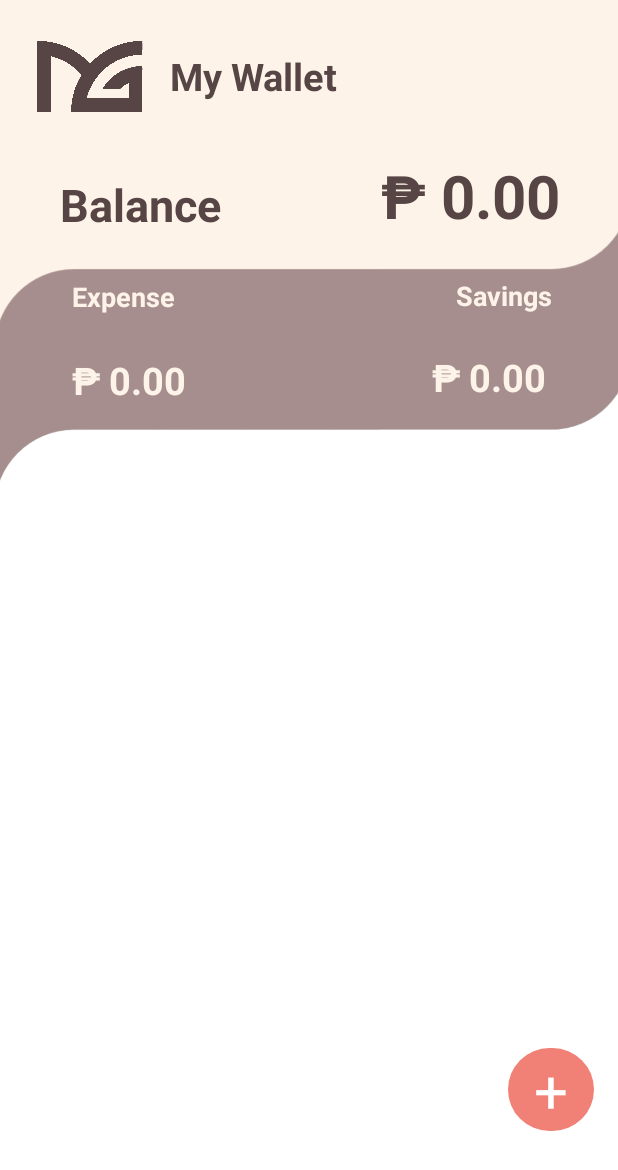
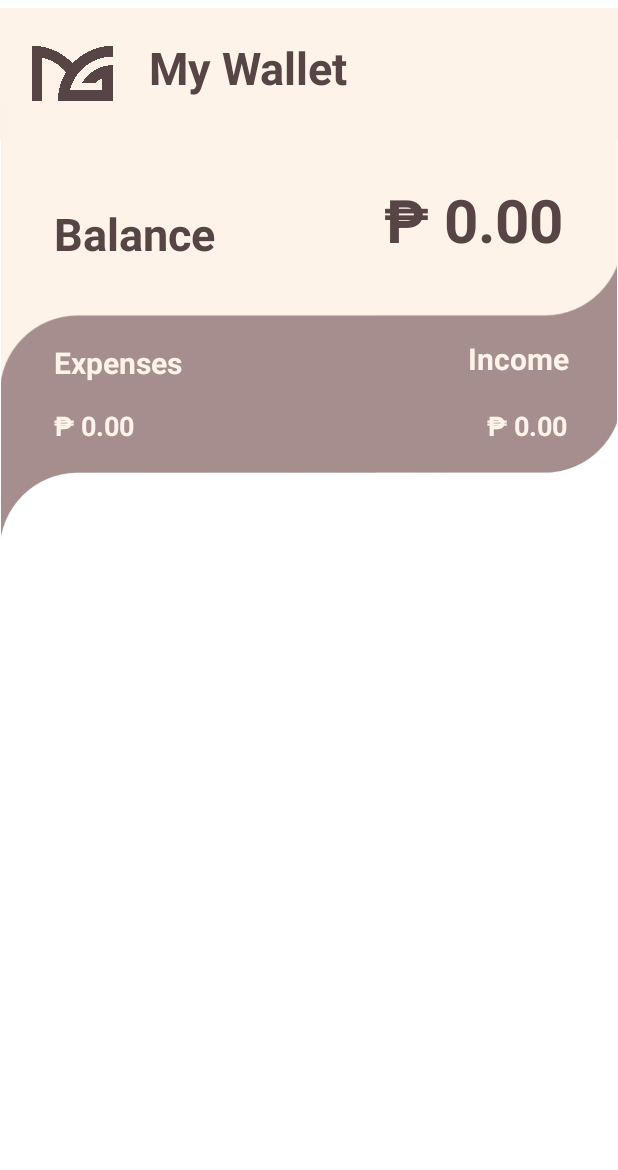
Before and after one commit to SeanMegusean/MoneyGer-on-progress, an Android app: the layout fragment_wallet.xml on its own in the app's theme, with its tools: preview values and no code run, on a phone screen of 412 x 824 dp. Shown: the top 1170 px of the screen. Run offline under Robolectric (Android 15) with nearby library versions, the phone set to English and light mode, and no system bars.

Commit message:
yung sa recycle view

```diff
--- a/app/src/main/res/layout/fragment_wallet.xml
+++ b/app/src/main/res/layout/fragment_wallet.xml
@@ -8,188 +8,207 @@
     tools:context=".Activities.Wallet">
 
     <androidx.constraintlayout.widget.ConstraintLayout
-        android:id="@+id/dashboard"
         android:layout_width="match_parent"
-        android:layout_height="249dp"
-        android:layout_marginTop="100dp"
-        android:layout_marginBottom="419dp">
+        android:layout_height="match_parent">
+
+        <ImageView
+            android:id="@+id/imageView8"
+            android:layout_width="416dp"
+            android:layout_height="99dp"
+            android:src="@drawable/extension"
+            app:layout_constraintEnd_toEndOf="parent"
+            app:layout_constraintStart_toStartOf="parent"
+            app:layout_constraintTop_toTopOf="parent" />
+
+        <ImageView
+            android:id="@+id/imageView7"
+            android:layout_width="412sp"
+            android:layout_height="309sp"
+            android:layout_marginStart="8sp"
+            android:layout_marginTop="68dp"
+            android:src="@drawable/wallet_something"
+            app:layout_constraintDimensionRatio="1:1"
+            app:layout_constraintEnd_toStartOf="@+id/endvguideline"
+            app:layout_constraintHorizontal_bias="0.6"
+            app:layout_constraintStart_toStartOf="@+id/startvguideline"
+            app:layout_constraintTop_toTopOf="@+id/starthguideline" />
+
+        <androidx.constraintlayout.widget.Guideline
+            android:id="@+id/startvguideline"
+            android:layout_width="wrap_content"
+            android:layout_height="wrap_content"
+            android:orientation="vertical"
+            app:layout_constraintGuide_percent="0.05" />
+
+        <androidx.constraintlayout.widget.Guideline
+            android:id="@+id/endvguideline"
+            android:layout_width="wrap_content"
+            android:layout_height="wrap_content"
+            android:orientation="vertical"
+            app:layout_constraintGuide_percent="0.95" />
+
+        <androidx.constraintlayout.widget.Guideline
+            android:id="@+id/starthguideline"
+            android:layout_width="wrap_content"
+            android:layout_height="wrap_content"
+            android:orientation="horizontal"
+            app:layout_constraintGuide_percent="0.0" />
+
+        <androidx.constraintlayout.widget.Guideline
+            android:id="@+id/endhguideline"
+            android:layout_width="wrap_content"
+            android:layout_height="wrap_content"
+            android:orientation="horizontal"
+            app:layout_constraintGuide_percent="0.975" />
 
         <ImageView
             android:id="@+id/imageView9"
-            android:layout_width="478sp"
-            android:layout_height="316sp"
-            android:src="@drawable/wallet_something"
-            app:layout_constraintBottom_toBottomOf="parent"
-            app:layout_constraintEnd_toEndOf="parent"
-            app:layout_constraintStart_toStartOf="parent" />
+            android:layout_width="55dp"
+            android:layout_height="0dp"
+            android:layout_marginTop="4dp"
+            android:src="@drawable/logo"
+            app:layout_constraintDimensionRatio="1:1"
+            app:layout_constraintEnd_toStartOf="@id/textView6"
+            app:layout_constraintHorizontal_bias="0.0"
+            app:layout_constraintStart_toEndOf="@id/startvguideline"
+            app:layout_constraintTop_toBottomOf="@id/border" />
 
         <TextView
-            android:id="@+id/textView7"
+            android:id="@+id/textView6"
             android:layout_width="wrap_content"
             android:layout_height="wrap_content"
-            android:layout_marginStart="40dp"
-            android:text="Balance"
+            android:layout_marginTop="8dp"
+            android:layout_marginEnd="144dp"
             android:textColor="@color/brown"
+            android:autoSizeMaxTextSize="1000dp"
+            android:autoSizeMinTextSize="44dp"
+            android:text="My Wallet"
             android:textSize="30sp"
             android:textStyle="bold"
-            app:layout_constraintBottom_toBottomOf="parent"
+
+            app:layout_constraintBottom_toTopOf="@+id/imageView7"
+            app:layout_constraintEnd_toEndOf="@id/endvguideline"
+            app:layout_constraintHorizontal_bias="0.836"
+            app:layout_constraintStart_toEndOf="@id/startvguideline"
+            app:layout_constraintTop_toBottomOf="@id/border"
+            app:layout_constraintVertical_bias="0.0" />
+
+        <androidx.constraintlayout.widget.Guideline
+            android:id="@+id/border"
+            android:layout_width="wrap_content"
+            android:layout_height="wrap_content"
+            android:orientation="horizontal"
+            app:layout_constraintGuide_percent="0.02" />
+
+        <androidx.constraintlayout.widget.ConstraintLayout
+            android:layout_width="371dp"
+            android:layout_height="696dp"
+            app:layout_constraintBottom_toBottomOf="@+id/imageView7"
+            app:layout_constraintEnd_toStartOf="@+id/endvguideline"
+            app:layout_constraintHorizontal_bias="1.0"
+            app:layout_constraintStart_toStartOf="@+id/startvguideline"
+            app:layout_constraintTop_toBottomOf="@+id/imageView8"
+            app:layout_constraintVertical_bias="0.0">
+
+            <TextView
+                android:id="@+id/textView13"
+                android:layout_width="wrap_content"
+                android:layout_height="wrap_content"
+                android:layout_marginTop="52dp"
+                android:layout_marginEnd="12dp"
+                android:text="Income"
+                android:textColor="@color/yellowhite"
+                android:textSize="20sp"
+                android:textStyle="bold"
+                app:layout_constraintEnd_toEndOf="parent"
+                app:layout_constraintTop_toBottomOf="@+id/textView9" />
+
+            <TextView
+                android:id="@+id/textView12"
+                android:layout_width="wrap_content"
+                android:layout_height="wrap_content"
+                android:layout_marginTop="16dp"
+                android:text="₱ 0.00"
+                android:textColor="@color/yellowhite"
+                android:textSize="18sp"
+                android:textStyle="bold"
+                app:layout_constraintBottom_toTopOf="@+id/guideline9"
+                app:layout_constraintEnd_toEndOf="parent"
+                app:layout_constraintHorizontal_bias="0.958"
                 app:layout_constraintStart_toStartOf="parent"
-            app:layout_constraintTop_toTopOf="parent"
-            app:layout_constraintVertical_bias="0.076" />
+                app:layout_constraintTop_toBottomOf="@+id/textView13"
+                app:layout_constraintVertical_bias="0.096" />
+
+            <TextView
+                android:id="@+id/textView9"
+                android:layout_width="wrap_content"
+                android:layout_height="wrap_content"
+                android:layout_marginTop="20dp"
+                android:text="₱ 0.00"
+                android:textColor="@color/brown"
+                android:textSize="40dp"
+                android:textStyle="bold"
+                app:layout_constraintEnd_toEndOf="parent"
+                app:layout_constraintHorizontal_bias="0.874"
+                app:layout_constraintStart_toEndOf="@+id/textView8"
+                app:layout_constraintTop_toTopOf="parent" />
 
             <TextView
                 android:id="@+id/textView8"
                 android:layout_width="wrap_content"
                 android:layout_height="wrap_content"
-            android:layout_marginBottom="192dp"
-            android:text="₱ 0.00"
+                android:layout_marginTop="36dp"
+                android:text="Balance"
                 android:textColor="@color/brown"
-            android:textSize="40sp"
+                android:textSize="30dp"
                 android:textStyle="bold"
-            app:layout_constraintBottom_toBottomOf="@+id/imageView9"
                 app:layout_constraintEnd_toEndOf="parent"
-            app:layout_constraintHorizontal_bias="0.734"
-            app:layout_constraintStart_toEndOf="@+id/textView7"
-            app:layout_constraintTop_toTopOf="parent"
-            app:layout_constraintVertical_bias="1.0" />
+                app:layout_constraintHorizontal_bias="0.06"
+                app:layout_constraintStart_toStartOf="parent"
+                app:layout_constraintTop_toTopOf="parent" />
 
             <TextView
-            android:id="@+id/textView9"
+                android:id="@+id/textView11"
                 android:layout_width="wrap_content"
                 android:layout_height="wrap_content"
-            android:layout_marginStart="48dp"
-            android:layout_marginTop="28dp"
-            android:text="Expense"
+                android:layout_marginStart="16dp"
+                android:layout_marginTop="16dp"
+                android:text="₱ 0.00"
                 android:textColor="@color/yellowhite"
                 android:textSize="18sp"
                 android:textStyle="bold"
-            app:layout_constraintBottom_toBottomOf="parent"
+                app:layout_constraintBottom_toTopOf="@+id/guideline9"
+                app:layout_constraintEnd_toStartOf="@+id/textView12"
+                app:layout_constraintHorizontal_bias="0.0"
                 app:layout_constraintStart_toStartOf="parent"
-            app:layout_constraintTop_toBottomOf="@+id/textView7"
-            app:layout_constraintVertical_bias="0.007" />
+                app:layout_constraintTop_toBottomOf="@+id/textView10"
+                app:layout_constraintVertical_bias="0.0" />
 
             <TextView
                 android:id="@+id/textView10"
                 android:layout_width="wrap_content"
                 android:layout_height="wrap_content"
-            android:layout_marginBottom="140dp"
-            android:text="Savings"
+                android:layout_marginStart="16dp"
+                android:layout_marginTop="52dp"
+                android:text="Expenses"
                 android:textColor="@color/yellowhite"
-            android:textSize="18sp"
+                android:textSize="20sp"
                 android:textStyle="bold"
-            app:layout_constraintBottom_toBottomOf="@+id/imageView9"
-            app:layout_constraintEnd_toEndOf="parent"
-            app:layout_constraintHorizontal_bias="0.809"
-            app:layout_constraintStart_toEndOf="@+id/textView9" />
+                app:layout_constraintStart_toStartOf="parent"
+                app:layout_constraintTop_toBottomOf="@+id/textView8" />
 
-        <TextView
-            android:id="@+id/textView12"
+            <androidx.constraintlayout.widget.Guideline
+                android:id="@+id/guideline9"
                 android:layout_width="wrap_content"
                 android:layout_height="wrap_content"
-            android:layout_marginEnd="48dp"
-            android:layout_marginBottom="80dp"
-            android:text="₱ 0.00"
-            android:textColor="@color/yellowhite"
-            android:textSize="25sp"
-            android:textStyle="bold"
-            app:layout_constraintBottom_toBottomOf="parent"
-            app:layout_constraintEnd_toEndOf="parent"
-            app:layout_constraintHorizontal_bias="1.0"
-            app:layout_constraintStart_toEndOf="@+id/textView13"
-            app:layout_constraintTop_toBottomOf="@+id/textView10"
-            app:layout_constraintVertical_bias="0.962" />
-
-        <TextView
-            android:id="@+id/textView13"
-            android:layout_width="wrap_content"
-            android:layout_height="wrap_content"
-            android:layout_marginStart="48dp"
-            android:layout_marginTop="24dp"
-            android:text="₱ 0.00"
-            android:textColor="@color/yellowhite"
-            android:textSize="25sp"
-            android:textStyle="bold"
-            app:layout_constraintBottom_toBottomOf="parent"
-            app:layout_constraintStart_toStartOf="parent"
-            app:layout_constraintTop_toBottomOf="@+id/textView9"
-            app:layout_constraintVertical_bias="0.024" />
-    </androidx.constraintlayout.widget.ConstraintLayout>
-
-    <androidx.constraintlayout.widget.ConstraintLayout
-        android:id="@+id/header"
-        android:layout_width="match_parent"
-        android:layout_height="100dp"
-        android:background="@color/yellowhite"
-        android:backgroundTint="@color/yellowhite">
-
-        <ImageView
-            android:id="@+id/imageView7"
-            android:layout_width="72dp"
-            android:layout_height="54dp"
-            android:layout_marginStart="24dp"
-            android:src="@drawable/logo"
-            app:layout_constraintBottom_toBottomOf="parent"
-            app:layout_constraintStart_toStartOf="parent"
-            app:layout_constraintTop_toTopOf="parent" />
-
-        <TextView
-            android:id="@+id/textView6"
-            android:layout_width="wrap_content"
-            android:layout_height="wrap_content"
-            android:layout_marginTop="34dp"
-            android:layout_marginEnd="170dp"
-            android:layout_marginBottom="33dp"
-            android:text="My Wallet"
-            android:textColor="@color/brown"
-            android:textSize="25sp"
-            android:textStyle="bold"
-            app:layout_constraintBottom_toBottomOf="parent"
-            app:layout_constraintEnd_toEndOf="parent"
-            app:layout_constraintStart_toEndOf="@+id/imageView7"
-            app:layout_constraintTop_toTopOf="parent" />
-    </androidx.constraintlayout.widget.ConstraintLayout>
-
-    <androidx.constraintlayout.widget.ConstraintLayout
-        android:layout_width="match_parent"
-        android:id="@+id/history"
-        android:layout_height="match_parent"
-        android:layout_marginTop="349dp"
-        android:layout_marginBottom="70dp">
+                android:orientation="horizontal"
+                app:layout_constraintGuide_begin="224dp" />
 
             <androidx.recyclerview.widget.RecyclerView
-            android:id="@+id/rv_name"
-            android:layout_width="match_parent"
-            android:layout_height="match_parent"
-            android:layout_marginTop="5dp"
-            app:layout_constraintBottom_toBottomOf="parent"
-            app:layout_constraintEnd_toEndOf="parent"
-            app:layout_constraintHorizontal_bias="0.0"
-            app:layout_constraintStart_toStartOf="parent"
-            app:layout_constraintTop_toTopOf="parent"
-            app:layout_constraintVertical_bias="0.07" />
-
-
-        <androidx.constraintlayout.widget.ConstraintLayout
-            android:layout_width="57dp"
-            android:layout_height="55dp"
-            android:background="@drawable/red_button"
-            android:layout_marginBottom="0dp"
-            app:layout_constraintBottom_toBottomOf="parent"
-            app:layout_constraintEnd_toEndOf="parent"
-            app:layout_constraintHorizontal_bias="0.954"
-            app:layout_constraintStart_toStartOf="parent">
-
-            <TextView
-                android:id="@+id/textView11"
-                android:layout_width="wrap_content"
-                android:layout_height="wrap_content"
-                android:text="+"
-                android:textColor="@color/white"
-                android:textSize="40dp"
-                app:layout_constraintBottom_toBottomOf="parent"
-                app:layout_constraintEnd_toEndOf="parent"
-                app:layout_constraintStart_toStartOf="parent"
-                app:layout_constraintTop_toTopOf="parent" />
+                android:layout_width="344dp"
+                android:layout_height="247dp"
+                tools:layout_editor_absoluteX="11dp"
+                tools:layout_editor_absoluteY="225dp" />
         </androidx.constraintlayout.widget.ConstraintLayout>
 
     </androidx.constraintlayout.widget.ConstraintLayout>
--- a/app/src/main/res/layout/landing_page.xml
+++ b/app/src/main/res/layout/landing_page.xml
@@ -62,8 +62,10 @@
         app:layout_constraintBottom_toTopOf="@+id/Hendguideline"
         app:layout_constraintDimensionRatio="5:1"
         app:layout_constraintEnd_toStartOf="@+id/Vendguideline"
+        app:layout_constraintHorizontal_bias="1.0"
         app:layout_constraintStart_toStartOf="@+id/Vstartguideline"
-        app:layout_constraintTop_toBottomOf="@+id/imageView3">
+        app:layout_constraintTop_toBottomOf="@+id/imageView3"
+        app:layout_constraintVertical_bias="1.0">
 
         <TextView
             android:id="@+id/textView2"
--- a/app/src/main/res/values/colors.xml
+++ b/app/src/main/res/values/colors.xml
@@ -6,4 +6,6 @@
     <color name="ewan">#A58E8D</color>
     <color name="red">#F18176</color>
     <color name="yellowhite">#FDF3E9</color>
+    <color name="caramel">#FFD59A</color>
+    <color name="scarlet">#FF3D1A</color>
 </resources>
```
Lines whose indentation alone changed are shown as unchanged.
